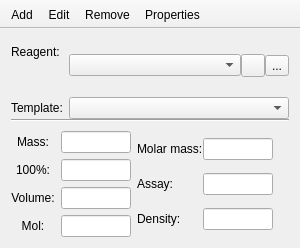
The window that mainwindow.ui (FrankMamuda/fumingcube) describes before a commit, drawn with Qt 5.
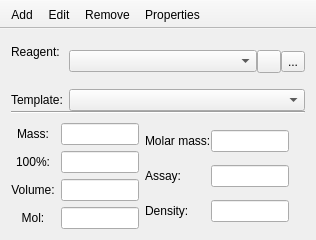
The same window after the commit. Icons and pictures are not drawn. Custom widgets are drawn as their Qt base class.

Diff of the .ui file:
```diff
--- a/mainwindow.ui
+++ b/mainwindow.ui
@@ -6,8 +6,8 @@
    <rect>
     <x>0</x>
     <y>0</y>
-    <width>300</width>
-    <height>248</height>
+    <width>316</width>
+    <height>240</height>
    </rect>
   </property>
   <property name="windowTitle">
@@ -264,7 +264,7 @@
            </size>
           </property>
           <property name="text">
-           <string> </string>
+           <string/>
           </property>
           <property name="scaledContents">
            <bool>true</bool>
@@ -286,7 +286,7 @@
            </size>
           </property>
           <property name="text">
-           <string> </string>
+           <string/>
           </property>
           <property name="scaledContents">
            <bool>true</bool>
@@ -308,7 +308,7 @@
            </size>
           </property>
           <property name="text">
-           <string> </string>
+           <string/>
           </property>
           <property name="scaledContents">
            <bool>true</bool>
@@ -328,6 +328,12 @@
    <property name="allowedAreas">
     <set>Qt::TopToolBarArea</set>
    </property>
+   <property name="iconSize">
+    <size>
+     <width>16</width>
+     <height>16</height>
+    </size>
+   </property>
    <property name="toolButtonStyle">
     <enum>Qt::ToolButtonTextUnderIcon</enum>
    </property>
```
Left out of the diff: 8 changed lines with no effect on the pictures.
